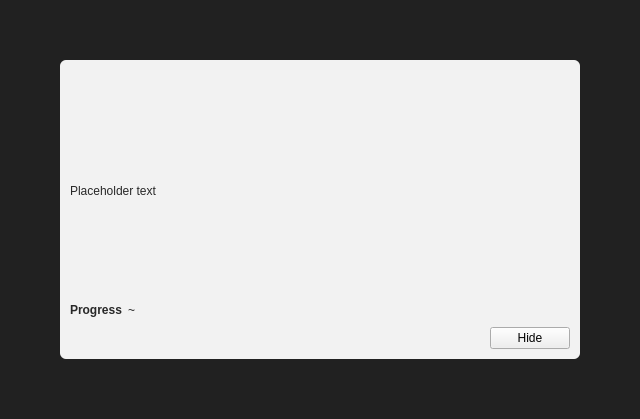
The window that src/qt/forms/syncoverlay.ui (frozenflux3/munt-official) describes before a commit, drawn with Qt 5.
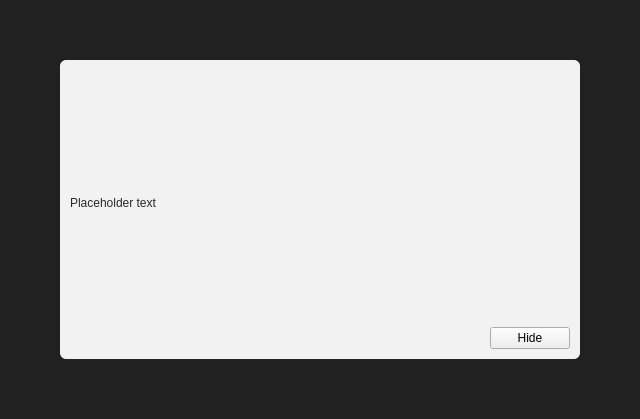
The same window after the commit. Custom widgets are drawn as their Qt base class.

Commit message: Simplify the sync overlay.

```diff
--- a/src/qt/forms/syncoverlay.ui
+++ b/src/qt/forms/syncoverlay.ui
@@ -57,7 +57,7 @@
 
 QLabel { color: rgb(40,40,40);  }</string>
         </property>
-        <layout class="QVBoxLayout" name="verticalLayoutSub" stretch="1,0,0">
+        <layout class="QVBoxLayout" name="verticalLayoutSub" stretch="1,0">
          <property name="spacing">
           <number>0</number>
          </property>
@@ -106,46 +106,6 @@
            </item>
           </layout>
          </item>
-         <item>
-          <layout class="QFormLayout" name="formLayout">
-           <property name="fieldGrowthPolicy">
-            <enum>QFormLayout::FieldsStayAtSizeHint</enum>
-           </property>
-           <property name="horizontalSpacing">
-            <number>6</number>
-           </property>
-           <property name="verticalSpacing">
-            <number>6</number>
-           </property>
-           <property name="topMargin">
-            <number>10</number>
-           </property>
-           <item row="0" column="0">
-            <widget class="QLabel" name="labelSyncDone">
-             <property name="font">
-              <font>
-               <weight>75</weight>
-               <bold>true</bold>
-              </font>
-             </property>
-             <property name="text">
-              <string>Progress</string>
-             </property>
-            </widget>
-           </item>
-           <item row="0" column="1">
-            <layout class="QHBoxLayout" name="horizontalLayoutSync" stretch="0">
-             <item>
-              <widget class="QLabel" name="percentageProgress">
-               <property name="text">
-                <string notr="true">~</string>
-               </property>
-              </widget>
-             </item>
-            </layout>
-           </item>
-          </layout>
-         </item>
          <item>
           <layout class="QHBoxLayout" name="horizontalLayoutButtons">
            <property name="leftMargin">
```
The commit also changes 1 other file.
